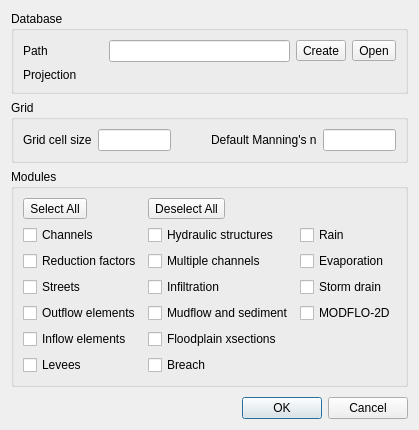
First picture: the form in flo2d/ui/settings.ui, repository FLO-2DSoftware/qgis-flo-2d-plugin, before the edit.
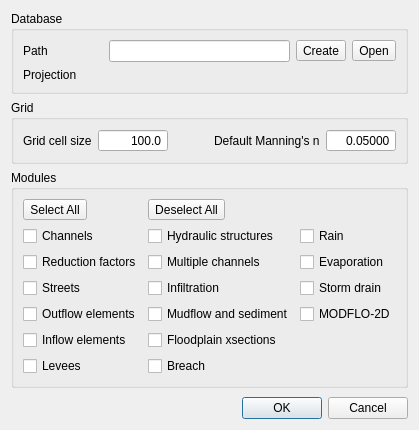
Second picture: the form after the edit. Custom widgets are drawn as their Qt base class.

The edit to the form file:
```diff
--- a/flo2d/ui/settings.ui
+++ b/flo2d/ui/settings.ui
@@ -174,26 +174,6 @@
           </property>
          </widget>
         </item>
-        <item row="0" column="1">
-         <widget class="QLineEdit" name="cellSizeEdit">
-          <property name="maximumSize">
-           <size>
-            <width>80</width>
-            <height>16777215</height>
-           </size>
-          </property>
-         </widget>
-        </item>
-        <item row="0" column="4">
-         <widget class="QLineEdit" name="manningEdit">
-          <property name="maximumSize">
-           <size>
-            <width>80</width>
-            <height>16777215</height>
-           </size>
-          </property>
-         </widget>
-        </item>
         <item row="0" column="3">
          <widget class="QLabel" name="label_2">
           <property name="text">
@@ -214,6 +194,71 @@
           </property>
          </spacer>
         </item>
+        <item row="0" column="4">
+         <widget class="QDoubleSpinBox" name="manningDSpinBox">
+          <property name="minimumSize">
+           <size>
+            <width>70</width>
+            <height>0</height>
+           </size>
+          </property>
+          <property name="alignment">
+           <set>Qt::AlignRight|Qt::AlignTrailing|Qt::AlignVCenter</set>
+          </property>
+          <property name="buttonSymbols">
+           <enum>QAbstractSpinBox::NoButtons</enum>
+          </property>
+          <property name="decimals">
+           <number>5</number>
+          </property>
+          <property name="minimum">
+           <double>0.010000000000000</double>
+          </property>
+          <property name="maximum">
+           <double>0.400000000000000</double>
+          </property>
+          <property name="singleStep">
+           <double>0.010000000000000</double>
+          </property>
+          <property name="value">
+           <double>0.050000000000000</double>
+          </property>
+         </widget>
+        </item>
+        <item row="0" column="1">
+         <widget class="QDoubleSpinBox" name="cellSizeDSpinBox">
+          <property name="sizePolicy">
+           <sizepolicy hsizetype="Preferred" vsizetype="Fixed">
+            <horstretch>0</horstretch>
+            <verstretch>0</verstretch>
+           </sizepolicy>
+          </property>
+          <property name="minimumSize">
+           <size>
+            <width>70</width>
+            <height>0</height>
+           </size>
+          </property>
+          <property name="alignment">
+           <set>Qt::AlignRight|Qt::AlignTrailing|Qt::AlignVCenter</set>
+          </property>
+          <property name="buttonSymbols">
+           <enum>QAbstractSpinBox::NoButtons</enum>
+          </property>
+          <property name="decimals">
+           <number>1</number>
+          </property>
+          <property name="minimum">
+           <double>0.100000000000000</double>
+          </property>
+          <property name="maximum">
+           <double>99999.000000000000000</double>
+          </property>
+          <property name="value">
+           <double>100.000000000000000</double>
+          </property>
+         </widget>
+        </item>
        </layout>
       </item>
      </layout>
```
Left out of the diff: 2 changed lines with no effect on the pictures.
